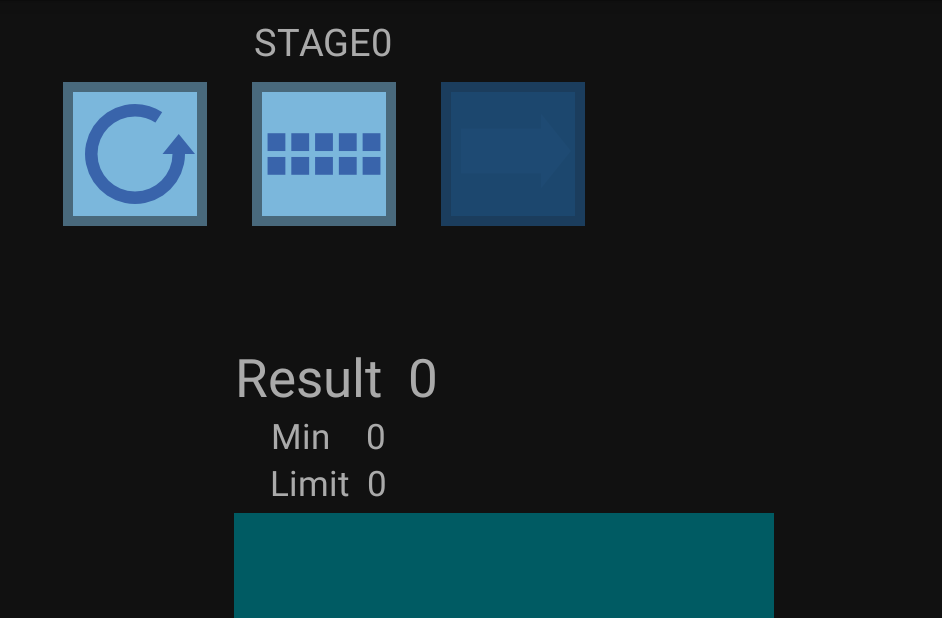
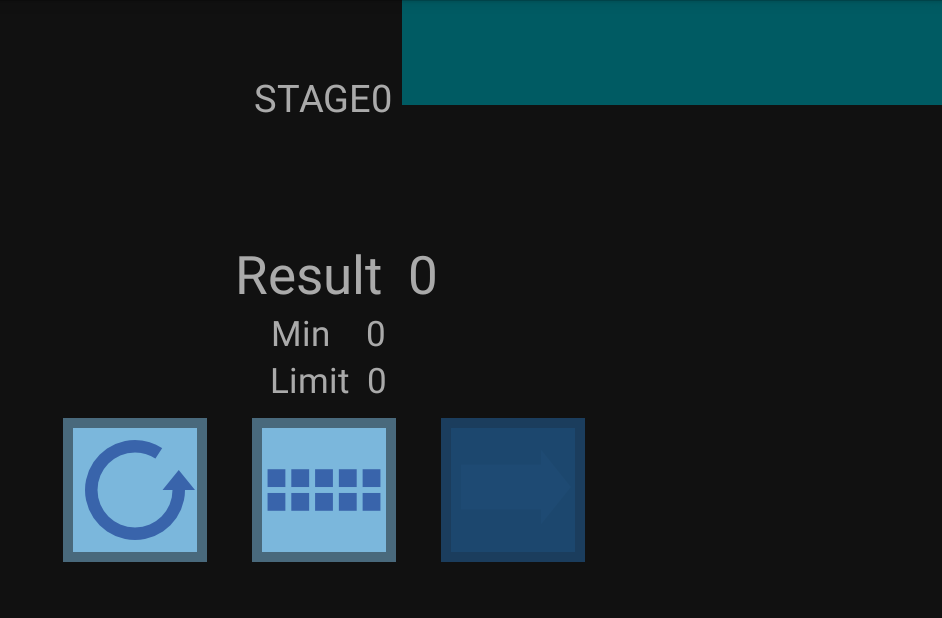
Before and after one commit to koji1982/opengl-block-puzzle, an Android app: the ConnectActivity screen opened directly, with no data from a screen before it, on a phone screen of 824 x 412 dp (held sideways). Shown: the whole screen, without its empty margins (294-1236 px from the left). Run offline under Robolectric (Android 15) with nearby library versions, the phone set to English and light mode, and no system bars; our stand-ins replace AdMob; pictures from the network do not load; 2 statements that could not run were skipped.

Commit message:
Start using GitHub

```diff
--- a/app/build.gradle
+++ b/app/build.gradle
@@ -9,8 +9,8 @@ android {
         applicationId "com.honestastrology.glblocks"
         minSdkVersion 21
         targetSdkVersion 30
-        versionCode 30
-        versionName "3.101"
+        versionCode 31
+        versionName "3.102"
 
         testInstrumentationRunner "android.support.test.runner.AndroidJUnitRunner"
     }
--- a/app/src/main/java/com/honestastrology/glblocks/AdState.java
+++ b/app/src/main/java/com/honestastrology/glblocks/AdState.java
@@ -60,7 +60,7 @@ class AdState {
                 = new LinearLayout.LayoutParams(
                 LinearLayout.LayoutParams.MATCH_PARENT,
                 LinearLayout.LayoutParams.WRAP_CONTENT);
-        layoutParams.gravity = Gravity.BOTTOM | Gravity.CENTER_HORIZONTAL;
+        layoutParams.gravity = Gravity.TOP | Gravity.END;
         _bannerAd.setLayoutParams( layoutParams );
         _bannerAd.loadAd( new AdRequest.Builder().build() );
         adLayout.addView(_bannerAd);
--- a/app/src/main/java/com/honestastrology/glblocks/ObjManager.java
+++ b/app/src/main/java/com/honestastrology/glblocks/ObjManager.java
@@ -45,7 +45,7 @@ public class ObjManager {
 		_objLoader.registerFlyWeightBar( miniBar );
 	}
 
-	public static GLBaseObject getBlueAreaCube(){
+	public static GLBaseObject getAreaCube(){
 		return _wallObjs.get( 0 );
 	}
 
--- a/app/src/main/res/layout/connect_activity.xml
+++ b/app/src/main/res/layout/connect_activity.xml
@@ -5,11 +5,18 @@
 	android:layout_width="match_parent"
 	android:background="#111111">
 	<LinearLayout
-		android:background="#111111"
+		android:id="@+id/connect_ad"
+		android:layout_height="@dimen/ad_height_in_play"
+		android:layout_width="@dimen/ad_width_in_play"
+		android:orientation="horizontal"
+		android:layout_gravity="top|right"
+		android:background="@color/gray">
+	</LinearLayout>
+	<LinearLayout
 		android:layout_width="wrap_content"
 		android:layout_height="wrap_content"
 		android:orientation="vertical"
-		android:layout_gravity="center_horizontal|top">
+		android:layout_gravity="center_horizontal|center_vertical">
 	<TextView
 		android:id="@+id/stage_number"
 		android:textSize="25sp"
@@ -18,29 +25,6 @@
 		android:layout_height="wrap_content"
 		android:layout_gravity="center"
 		android:paddingTop="10dp"/>
-	<LinearLayout
-		android:layout_width="wrap_content"
-		android:layout_height="wrap_content"
-		android:orientation="horizontal"
-		android:layout_gravity="center_horizontal"
-		android:paddingTop="10dp">
-		<ImageView
-			android:id="@+id/return_image"
-			android:layout_width="wrap_content"
-			android:layout_height="wrap_content"
-			android:src="@drawable/returnicon"/>
-		<ImageView
-			android:id="@+id/list_image"
-			android:layout_width="wrap_content"
-			android:layout_height="wrap_content"
-			android:paddingRight="30dp"
-			android:paddingLeft="30dp"
-			android:src="@drawable/listicon"/>
-		<ImageView
-			android:id="@+id/next_image"
-			android:layout_width="wrap_content"
-			android:layout_height="wrap_content"/>
-	</LinearLayout>
 	<LinearLayout
 		android:layout_width="wrap_content"
 		android:layout_height="wrap_content"
@@ -92,14 +76,28 @@
 		android:layout_width="wrap_content"
 		android:layout_height="wrap_content"
 		android:layout_gravity="center"/>
-	</LinearLayout>
-	<LinearLayout
-		android:id="@+id/connect_ad"
-		android:layout_height="@dimen/ad_height_in_play"
-		android:layout_width="@dimen/ad_width_in_play"
-		android:orientation="horizontal"
-		android:layout_gravity="bottom|center_horizontal"
-		android:layout_marginStart="@dimen/ad_adjust_margin"
-		android:background="@color/gray">
+		<LinearLayout
+			android:layout_width="wrap_content"
+			android:layout_height="wrap_content"
+			android:orientation="horizontal"
+			android:layout_gravity="center_horizontal"
+			android:paddingTop="10dp">
+			<ImageView
+				android:id="@+id/return_image"
+				android:layout_width="wrap_content"
+				android:layout_height="wrap_content"
+				android:src="@drawable/returnicon"/>
+			<ImageView
+				android:id="@+id/list_image"
+				android:layout_width="wrap_content"
+				android:layout_height="wrap_content"
+				android:paddingRight="30dp"
+				android:paddingLeft="30dp"
+				android:src="@drawable/listicon"/>
+			<ImageView
+				android:id="@+id/next_image"
+				android:layout_width="wrap_content"
+				android:layout_height="wrap_content"/>
+		</LinearLayout>
 	</LinearLayout>
 </FrameLayout>
--- a/app/src/main/res/layout/glblocks_layout.xml
+++ b/app/src/main/res/layout/glblocks_layout.xml
@@ -43,8 +43,7 @@
 		android:layout_height="@dimen/ad_height_in_play"
 		android:layout_width="@dimen/ad_width_in_play"
 		android:orientation="horizontal"
-		android:layout_gravity="bottom|center_horizontal"
-		android:layout_marginStart="@dimen/ad_adjust_margin"
+		android:layout_gravity="top|right"
 		android:background="@color/gray">
 	</LinearLayout>
 </FrameLayout>
```
Also changed, not shown: app/src/main/java/com/honestastrology/glblocks/FixedUIEnum.java (+9 -9 lines), app/src/main/java/com/honestastrology/glblocks/UITouchDetector.java (+29 -24 lines), app/src/main/res/layout/stage_list.xml (+8 -10 lines), 6 other files.
